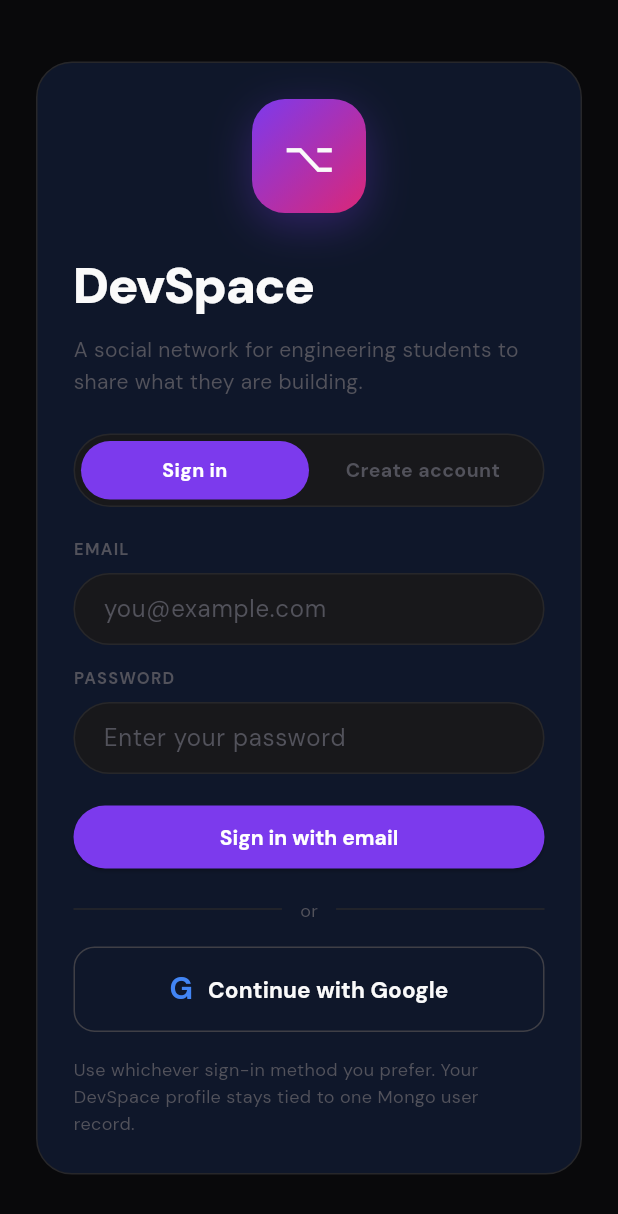
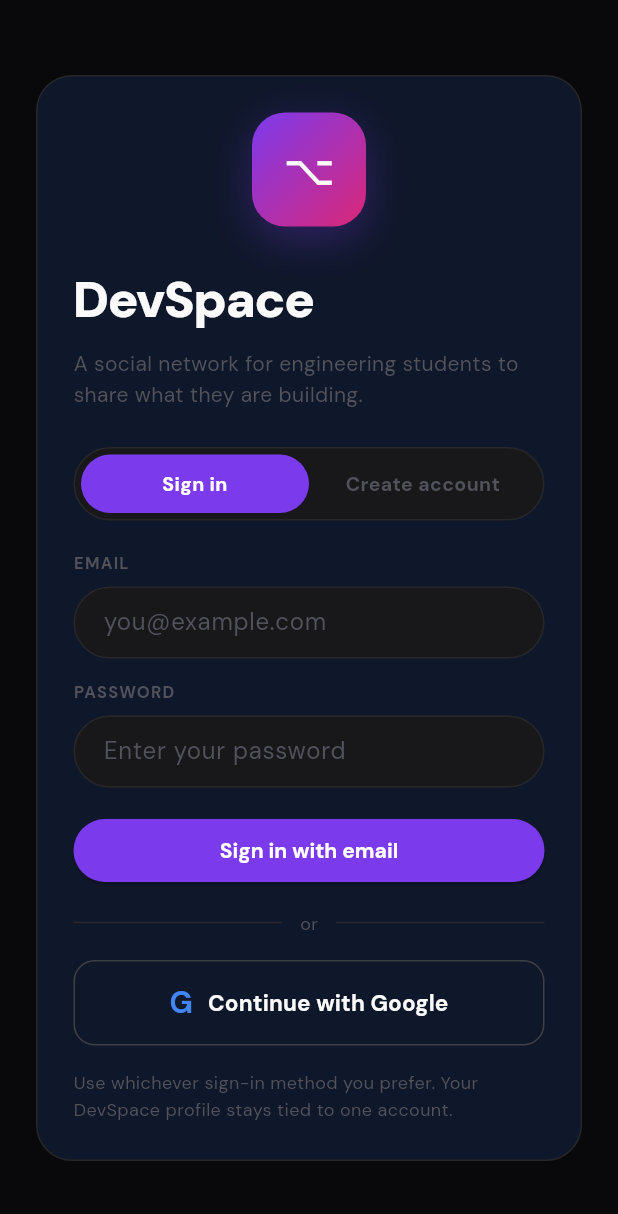
Before and after one commit to devspace-dev/Devspace, a Flutter app: the screen it shows after launch, on a phone screen of 412 x 824 dp. Shown: the top 1214 px of the screen. Run offline on Flutter 3.47's test engine with Material 3 defaults, Android fonts, the phone set to English and light mode, and no system bars; our stand-ins replace cached_network_image, firebase_core, firebase_messaging, flutter_local_notifications, google_fonts, image_picker and 2 more; missing offline and left inert: mongo_dart; accounts and stored records are empty; statements that could not run were skipped.

Commit message:
login pages changes

```diff
--- a/lib/screens/login_screen.dart
+++ b/lib/screens/login_screen.dart
@@ -344,7 +344,7 @@
                         Text(
                           _isSignUp
                               ? 'Create an account with email/password or use your Google account.'
-                              : 'Use whichever sign-in method you prefer. Your DevSpace profile stays tied to one Mongo user record.',
+                              : 'Use whichever sign-in method you prefer. Your DevSpace profile stays tied to one account.',
                           style: const TextStyle(
                             fontSize: 12,
                             color: AppColors.text3,
```
